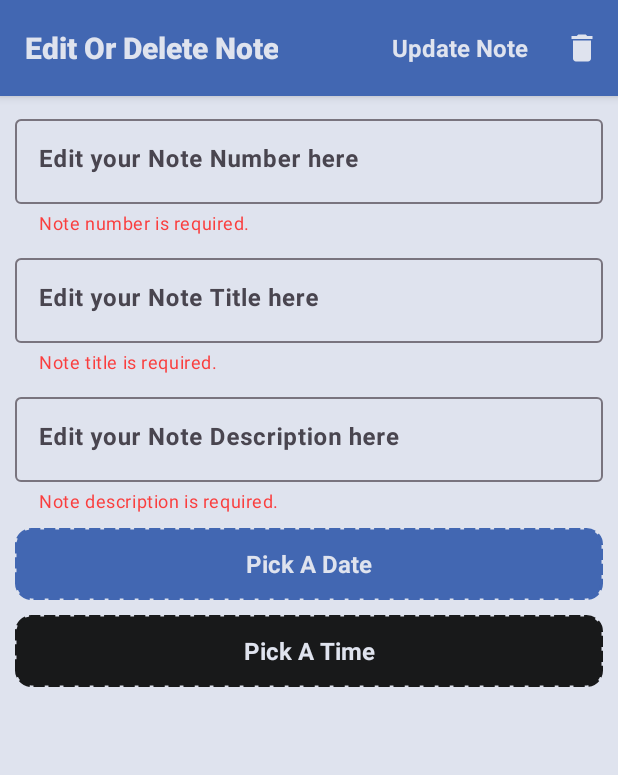
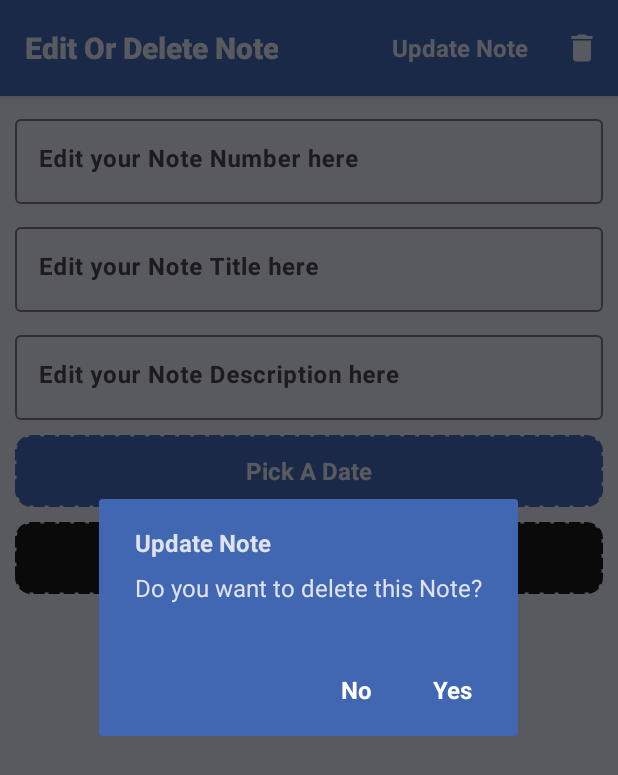
Before and after one commit to JubayerAhamadTayef/MyNotesApp, an Android app: the EditNoteFragment screen opened through its navigation route, after a tap on "Update Note", on a phone screen of 412 x 824 dp. Shown: the top 775 px of the screen. Run offline under Robolectric (Android 15) with nearby library versions, the phone set to English and light mode, and no system bars; our stand-ins replace Firebase (no records; nobody signed in at launch, a user with empty details on screens opened directly), Room's generated code, data binding; 6 statements that could not run were skipped.

Commit message:
Update Some Design and Features!

```diff
--- a/app/src/main/java/com/jubayer_ahamad_tayef/notes_app/fragments/EditNoteFragment.kt
+++ b/app/src/main/java/com/jubayer_ahamad_tayef/notes_app/fragments/EditNoteFragment.kt
@@ -44,7 +44,7 @@ class EditNoteFragment : Fragment(R.layout.fragment_edit_note), MenuProvider {
 
     override fun onCreateView(
         inflater: LayoutInflater, container: ViewGroup?, savedInstanceState: Bundle?
-    ): View? {
+    ): View {
         editNoteBinding = FragmentEditNoteBinding.inflate(inflater, container, false)
         (activity as MainActivity).showActionBar(true)
         return binding.root
@@ -127,6 +127,12 @@ class EditNoteFragment : Fragment(R.layout.fragment_edit_note), MenuProvider {
     }
 
     private fun updateNote() {
+        AlertDialog.Builder(activity, R.style.CustomDatePickerDialog).apply {
+            setTitle(getString(R.string.update_note))
+            setMessage(getString(R.string.do_you_want_to_delete_this_note))
+
+            setPositiveButton(getString(R.string.yes)) { _, _ ->
+
                 binding.apply {
                     val noteNumber = editNoteNoEditText.text.toString().trim()
                     val noteTitle = editNoteTitleEditText.text.toString().trim()
@@ -141,7 +147,12 @@ class EditNoteFragment : Fragment(R.layout.fragment_edit_note), MenuProvider {
                     if (noteNumber.isNotEmpty() && noteTitle.isNotEmpty() && noteDescription.isNotEmpty()) {
 
                         val note = Note(
-                    currentNote.id, noteNumber, noteTitle, noteDescription, noteDate, noteTime
+                            currentNote.id,
+                            noteNumber,
+                            noteTitle,
+                            noteDescription,
+                            noteDate,
+                            noteTime
                         )
                         notesViewModel.updateNote(note)
                         showToast(getString(R.string.note_updated))
@@ -154,6 +165,11 @@ class EditNoteFragment : Fragment(R.layout.fragment_edit_note), MenuProvider {
 
                     }
                 }
+
+                view?.findNavController()?.popBackStack(R.id.homeFragment, false)
+            }
+            setNegativeButton(getString(R.string.no), null)
+        }.create().show()
     }
 
     private fun pickADate() {
--- a/app/src/main/java/com/jubayer_ahamad_tayef/notes_app/fragments/HomeFragment.kt
+++ b/app/src/main/java/com/jubayer_ahamad_tayef/notes_app/fragments/HomeFragment.kt
@@ -105,7 +105,7 @@ class HomeFragment : Fragment(R.layout.fragment_home), SearchView.OnQueryTextLis
 
     private fun searchNote(query: String?) {
 
-        val searchQuery = "$query%"
+        val searchQuery = "%$query%"
 
         notesViewModel.searchNote(searchQuery).observe(this) { list ->
             noteAdapter.differ.submitList(list)
--- a/app/src/main/res/layout/note_item_design.xml
+++ b/app/src/main/res/layout/note_item_design.xml
@@ -54,6 +54,7 @@
                 <TextView
                     android:layout_width="wrap_content"
                     android:layout_height="wrap_content"
+                    android:layout_marginEnd="5dp"
                     android:text="@string/note_no" />
 
                 <TextView
--- a/app/src/main/res/values/strings.xml
+++ b/app/src/main/res/values/strings.xml
@@ -82,6 +82,7 @@
     <string name="no_internet_connection_please_connect_to_internet">No Internet Connection! Please, connect to internet.</string>
     <string name="delete_note">Delete Note</string>
     <string name="do_you_want_to_delete_this_note">Do you want to delete this Note?</string>
+    <string name="do_you_want_to_update_this_note">Do you want to update this Note?</string>
     <string name="yes">Yes</string>
     <string name="note_deleted">Note Deleted!</string>
     <string name="no">No</string>
```
Lines whose indentation alone changed are shown as unchanged.
